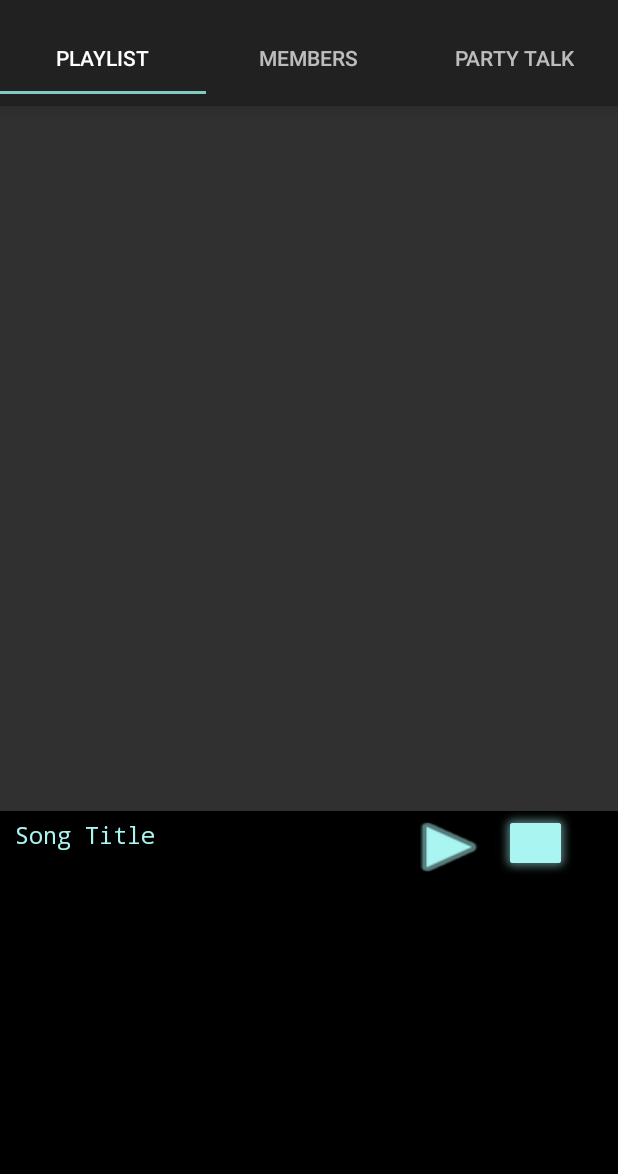
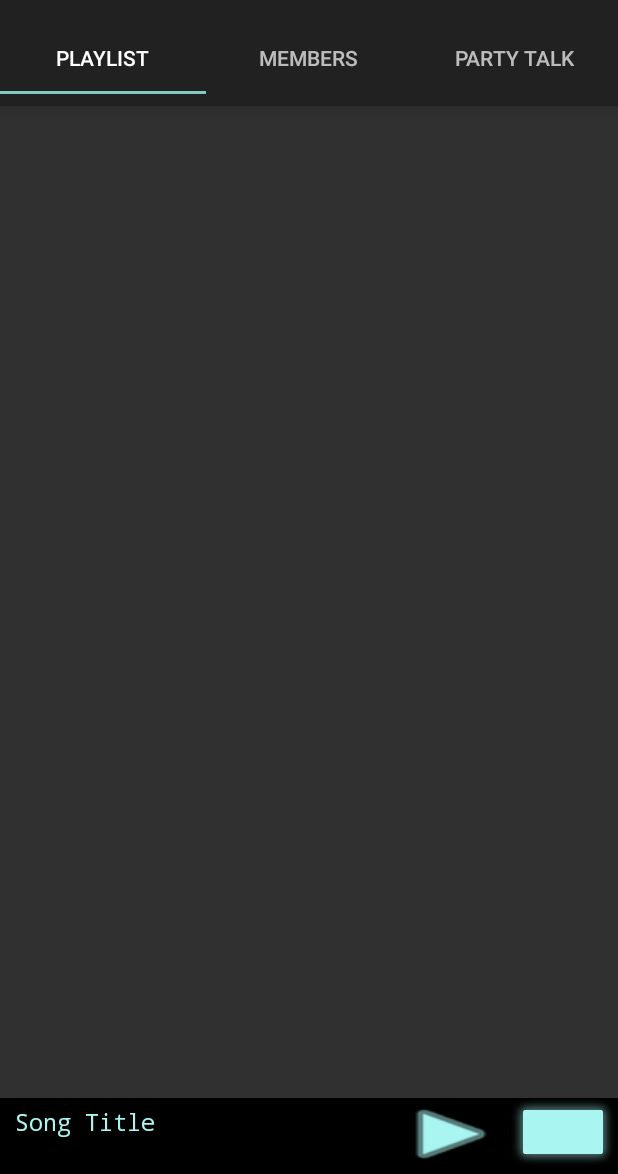
Before and after one commit to ashwin-sridhar/ShhParty, an Android app: the PartyConsole screen opened directly, with no data from a screen before it, on a phone screen of 412 x 824 dp, the part 62-1236 px from its top. Run offline under Robolectric (Android 15) with nearby library versions, the phone set to English and light mode, and no system bars; 4 statements that could not run were skipped.

Commit message:
Made UI Responsive - Party console + home

```diff
--- a/app/src/main/res/layout/activity_party_console.xml
+++ b/app/src/main/res/layout/activity_party_console.xml
@@ -1,10 +1,11 @@
-<RelativeLayout
+<LinearLayout
     android:id="@+id/consolemain_layout"
     xmlns:android="http://schemas.android.com/apk/res/android"
     xmlns:app="http://schemas.android.com/apk/res-auto"
     xmlns:tools="http://schemas.android.com/tools"
     android:layout_width="match_parent"
     android:layout_height="match_parent"
+    android:orientation="vertical"
     tools:context=".host.PartyConsole">
 
     <android.support.v7.widget.Toolbar
@@ -31,18 +32,18 @@
     <android.support.v4.view.ViewPager
         android:id="@+id/consolepager"
         android:layout_width="match_parent"
-        android:layout_height="470dp"
+        android:layout_height="wrap_content"
+        android:layout_weight="1"
         android:layout_below="@id/consoletab_layout"/>
 
 
     <LinearLayout
         android:layout_width="match_parent"
-        android:layout_height="50dp"
+        android:layout_height="wrap_content"
         android:layout_alignParentBottom="true"
         android:id="@+id/textView"
         android:background="#000000"
         android:orientation="horizontal"
-        android:weightSum="1"
         android:layout_below="@id/consolepager">
 
 
@@ -60,16 +61,18 @@
             android:layout_alignParentStart="false"
             android:paddingLeft="10dp"
             android:paddingTop="5dp"
-            android:layout_weight="0.65"
+            android:layout_weight="1"
             />
 
 
         <FrameLayout
             android:layout_width="wrap_content"
-            android:layout_height="wrap_content" >
+            android:layout_height="wrap_content"
+            android:layout_weight="0.2">
 
             <Button
-                android:layout_width="60dp"
+                android:layout_width="wrap_content"
+                android:layout_weight="1"
                 android:layout_alignTop="@id/textView"
                 android:id="@+id/playbutton"
                 android:background="@android:drawable/ic_media_play"
@@ -82,7 +85,8 @@
                 android:layout_height="wrap_content" />
 
             <Button
-                android:layout_width="60dp"
+                android:layout_width="wrap_content"
+                android:layout_weight="1"
                 android:layout_alignTop="@id/textView"
                 android:id="@+id/pausebutton"
                 android:background="@android:drawable/ic_media_pause"
@@ -96,24 +100,20 @@
 
         </FrameLayout>
 
-
         <Button
 
             android:id="@+id/stopbutton"
-            android:layout_width="55dp"
-
-            android:layout_height="48dp"
+            android:layout_width="wrap_content"
+            android:layout_weight="0.2"
+            android:layout_height="wrap_content"
             android:layout_alignBottom="@+id/consolepager"
             android:layout_alignParentEnd="true"
-            android:layout_margin="-10dp"
-            android:layout_marginBottom="-2dp"
-            android:layout_marginEnd="60dp"
+
             android:background="@android:drawable/alert_light_frame"
             android:backgroundTint="#A9F5F2"
-            android:elevation="0dp"
             android:onClick="onStop"
             android:visibility="visible" />
         />
     </LinearLayout>
 
-</RelativeLayout>
+</LinearLayout>
--- a/app/src/main/res/layout/activity_party_home.xml
+++ b/app/src/main/res/layout/activity_party_home.xml
@@ -1,10 +1,11 @@
-<RelativeLayout
+<LinearLayout
     android:id="@+id/main_layout"
     xmlns:android="http://schemas.android.com/apk/res/android"
     xmlns:app="http://schemas.android.com/apk/res-auto"
     xmlns:tools="http://schemas.android.com/tools"
     android:layout_width="match_parent"
     android:layout_height="match_parent"
+    android:orientation="vertical"
     tools:context=".member.PartyHome">
 
     <android.support.v7.widget.Toolbar
@@ -31,14 +32,15 @@
     <android.support.v4.view.ViewPager
         android:id="@+id/pager"
         android:layout_width="match_parent"
-        android:layout_height="470dp"
+        android:layout_height="wrap_content"
+        android:layout_weight="1"
         android:layout_below="@id/tab_layout"/>
 
     <TextView
         android:text="Song Title"
         android:textColor="#ffffff"
         android:background="#000000"
-        android:layout_height="50dp"
+        android:layout_height="wrap_content"
         android:layout_alignTop="@id/textView"
         android:id="@+id/songnameinhome"
         android:textAppearance="@android:style/TextAppearance.Widget.Button"
@@ -47,9 +49,6 @@
         android:layout_width="match_parent"
         android:layout_alignParentBottom="true"
         android:layout_alignParentStart="false"
-        android:paddingLeft="10dp"
-        android:paddingTop="5dp"
-        android:layout_weight="0.65"
         android:layout_below="@id/pager"/>
 
-</RelativeLayout>
+</LinearLayout>
```
